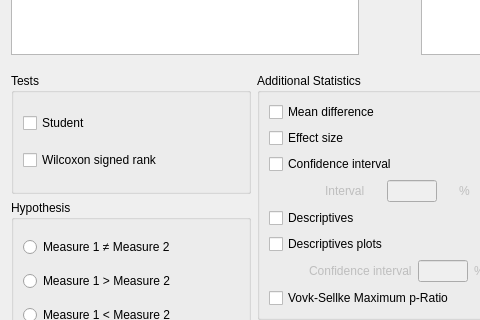
Before: the Qt Designer form JASP-Desktop/analysisforms/ttestpairedsamplesform.ui in jasp-stats/jasp-desktop, drawn with Qt 5; both pictures show x 0 to 480 and y 156 to 476 of the 779 by 800 pixel window.
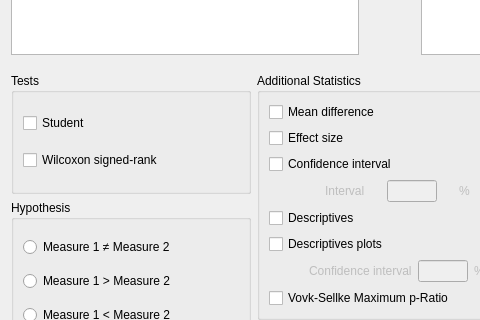
After: the same form once the commit is applied. Custom widgets are drawn as their Qt base class.

```diff
--- a/JASP-Desktop/analysisforms/ttestpairedsamplesform.ui
+++ b/JASP-Desktop/analysisforms/ttestpairedsamplesform.ui
@@ -633,7 +633,7 @@
             </sizepolicy>
            </property>
            <property name="text">
-            <string>Wilcoxon signed rank</string>
+            <string>Wilcoxon signed-rank</string>
            </property>
           </widget>
          </item>
```
